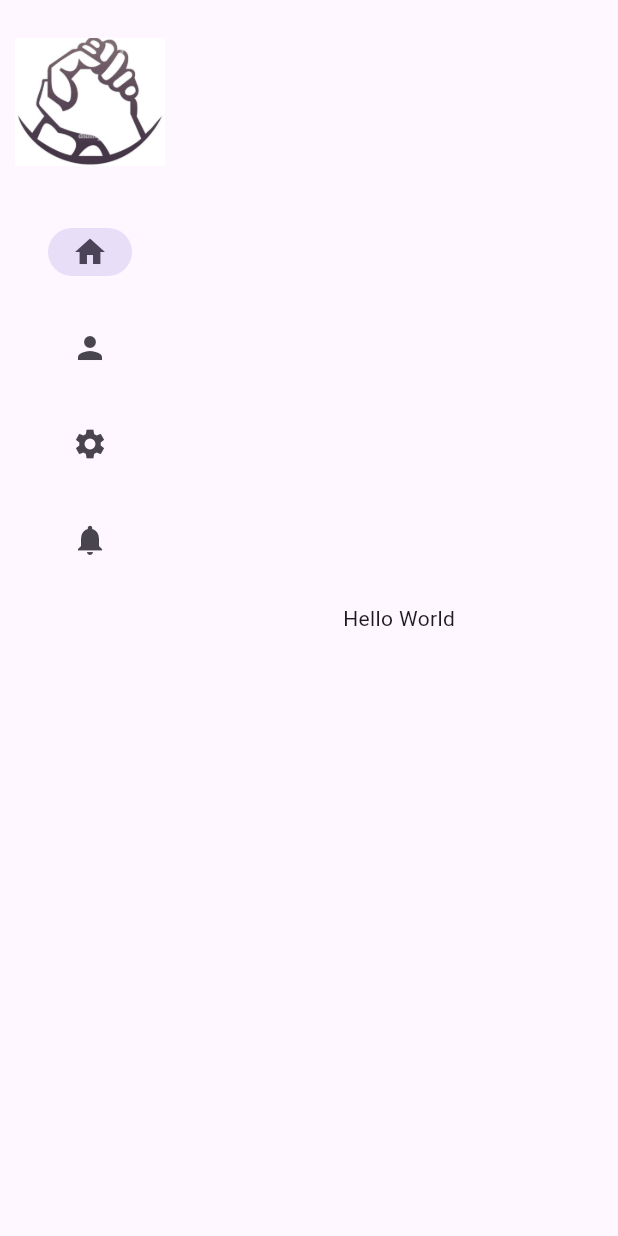
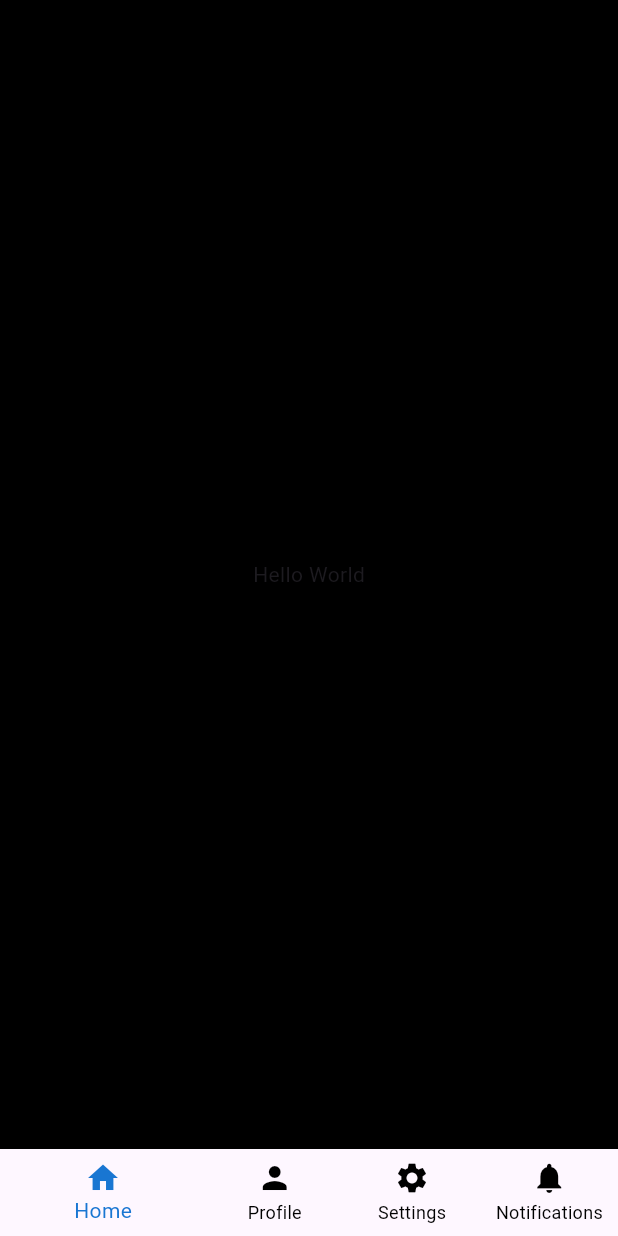
Before and after one commit to Ghaza-donations-charity-org/bunyan, a Flutter app: the screen it shows after launch, on a phone screen of 412 x 824 dp. Run offline on Flutter 3.47's test engine with Material 3 defaults, Android fonts, the phone set to English and light mode, and no system bars; our stand-ins replace cached_network_image, device_info_plus, firebase_auth, firebase_core, flutter_svg, flutter_svg_provider and 6 more; accounts and stored records are empty.

Commit message:
minor UI updates to bottom navigation bar widget

```diff
--- a/lib/features/navigation_bar/view/bottom_navigation_bar.dart
+++ b/lib/features/navigation_bar/view/bottom_navigation_bar.dart
@@ -11,6 +11,12 @@ class BottomNavigationBarWidget extends StatelessWidget {
     return Consumer<NavigationController>(
       builder: (context, navigationController, child) {
         return BottomNavigationBar(
+          backgroundColor: Colors.grey.shade700,
+          selectedItemColor: Colors.blue.shade700,
+          unselectedItemColor: Colors.black,
+          showSelectedLabels: true,
+          showUnselectedLabels: true,
+
           items: [
             ...listOfNavigationBarItems.map((item) =>
                 BottomNavigationBarItem(
--- a/lib/features/screens_wrapper/view/page/screens_wrapper.dart
+++ b/lib/features/screens_wrapper/view/page/screens_wrapper.dart
@@ -1,4 +1,5 @@
 import 'package:flutter/material.dart';
+import 'package:ghaza_donations_app/features/navigation_bar/view/bottom_navigation_bar.dart';
 
 import '../../../navigation_bar/view/side_navigation_rail.dart';
 class ScreensWrapper extends StatelessWidget {
@@ -7,9 +8,9 @@ class ScreensWrapper extends StatelessWidget {
   @override
   Widget build(BuildContext context) {
     return const Scaffold(
+      backgroundColor: Colors.black,
       body: Row(
         children: [
-          SideNavigationRail(),
           Expanded(
             child: Center(
               child: Text('Hello World'),
@@ -18,6 +19,9 @@ class ScreensWrapper extends StatelessWidget {
         ],
 
       ),
+
+      bottomNavigationBar: BottomNavigationBarWidget(),
+
     );
   }
 }
```
